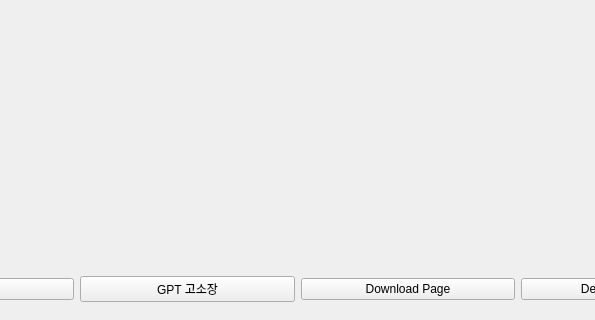
Qt form manager/app/assets/gui.ui (yojun313/knpu) before a commit; both pictures show x 315 to 910 and y 467 to 787 of the 1069 by 787 pixel window.
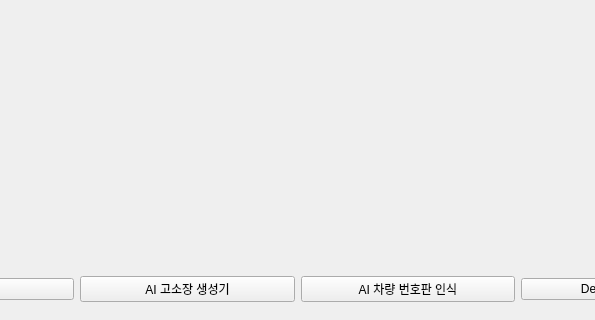
The same form after that commit. The open tabs and pages were chosen to show the change.

Diff of the .ui file:
```diff
--- a/manager/app/assets/gui.ui
+++ b/manager/app/assets/gui.ui
@@ -375,14 +375,14 @@
           <item>
            <widget class="QPushButton" name="web_sue_button">
             <property name="text">
-             <string>GPT 고소장</string>
+             <string>AI 고소장 생성기</string>
             </property>
            </widget>
           </item>
           <item>
            <widget class="QPushButton" name="web_downloadpage_button">
             <property name="text">
-             <string>Download Page</string>
+             <string>AI 차량 번호판 인식</string>
             </property>
            </widget>
           </item>
```
Left out of the diff: 2 changed lines with no effect on the pictures.
